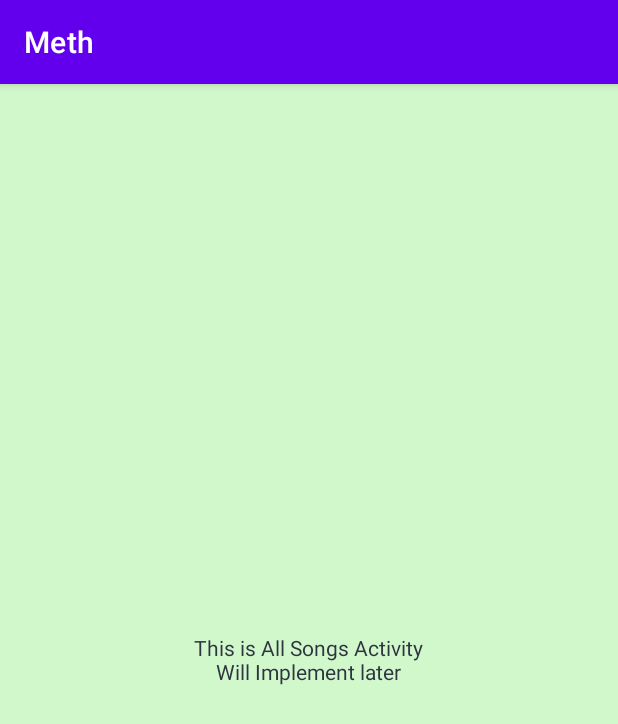
After one commit to Yadav106/meth-music-player, an Android app: the AllSongsActivity screen opened directly, with no data from a screen before it, on a phone screen of 412 x 824 dp. The commit adds this screen. Shown: the top 724 px of the screen. Run offline under Robolectric (Android 15) with nearby library versions, the phone set to English and light mode, and no system bars; Roboto replaces fonts that are not available here.

Commit message:
added allsongs and liked songs activities, will implement them later

```diff
--- /dev/null
+++ b/app/src/main/java/org/yadav/meth/AllSongsActivity.java
@@ -0,0 +1,14 @@
+package org.yadav.meth;
+
+import androidx.appcompat.app.AppCompatActivity;
+
+import android.os.Bundle;
+
+public class AllSongsActivity extends AppCompatActivity {
+
+    @Override
+    protected void onCreate(Bundle savedInstanceState) {
+        super.onCreate(savedInstanceState);
+        setContentView(R.layout.activity_all_songs);
+    }
+}
--- /dev/null
+++ b/app/src/main/res/layout/activity_all_songs.xml
@@ -0,0 +1,18 @@
+<?xml version="1.0" encoding="utf-8"?>
+<RelativeLayout xmlns:android="http://schemas.android.com/apk/res/android"
+    xmlns:app="http://schemas.android.com/apk/res-auto"
+    xmlns:tools="http://schemas.android.com/tools"
+    android:layout_width="match_parent"
+    android:layout_height="match_parent"
+    tools:context=".AllSongsActivity"
+    android:background="#D0F8CA">
+
+    <TextView
+        android:layout_width="wrap_content"
+        android:layout_height="wrap_content"
+        android:text="This is All Songs Activity\nWill Implement later"
+        android:layout_centerInParent="true"
+        android:gravity="center"
+        android:textColor="#2f3540"/>
+
+</RelativeLayout>
```
Also changed, not shown: app/src/main/AndroidManifest.xml (+15 -0 lines), app/src/main/java/org/yadav/meth/LikedSongsActivity.java (added, +16 -0 lines), app/src/main/java/org/yadav/meth/MainActivity.java (+24 -0 lines), app/src/main/res/layout/activity_liked_songs.xml (added, +18 -0 lines).
